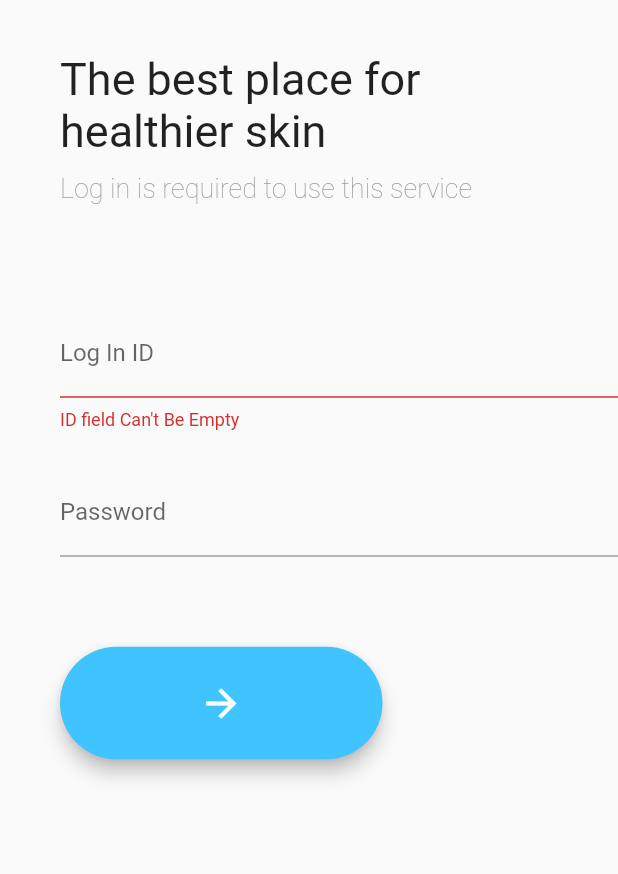
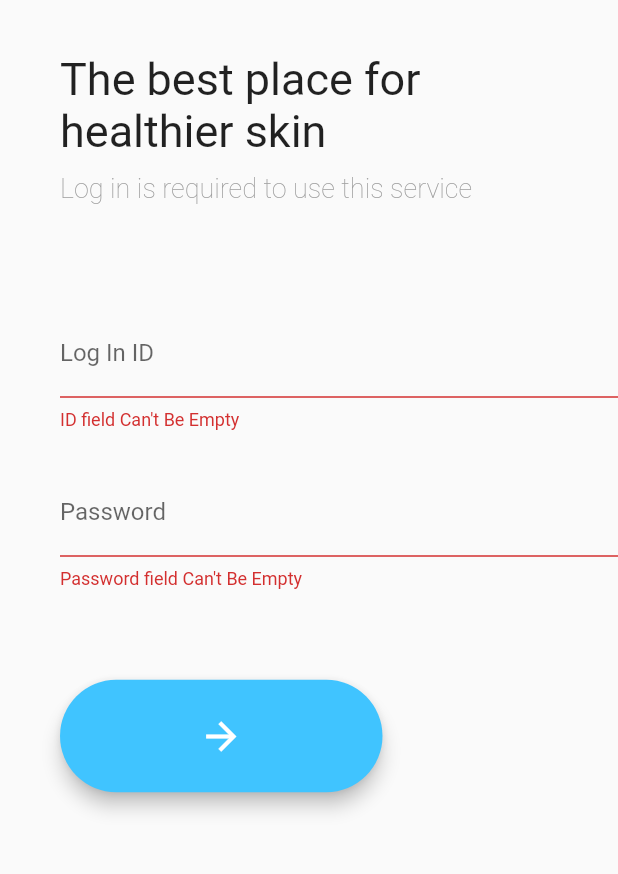
Before and after one commit to TungPhanThanh/flutter_gpskin, a Flutter app: the screen it shows after launch, after a tap on the "arrow forward" icon, on a phone screen of 412 x 824 dp, the part 221-1095 px from its top. Run offline on Flutter 3.47's test engine with Material 2 defaults, Android fonts, the phone set to English and light mode, and no system bars; our stand-ins replace flutter_blue; Roboto replaces fonts that are missing (NanumBarunGothic).

Commit message:
button click function

```diff
--- a/lib/core/services/api.dart
+++ b/lib/core/services/api.dart
@@ -5,7 +5,7 @@ import 'package:http/http.dart' as http;
 
 /// The service responsible for networking requests
 class Api {
-  static const endpoint = '';
+  static const endpoint = 'http://gpskin-as-test.us-west-2.elasticbeanstalk.com/';
 
   var client = new http.Client();
 
--- a/lib/ui/screens/login.dart
+++ b/lib/ui/screens/login.dart
@@ -1,5 +1,6 @@
 import 'package:flutter/material.dart';
 import 'package:flutter_gpskin/core/services/api.dart';
+import 'package:flutter_gpskin/ui/screens/home.dart';
 
 class LoginScreen extends StatefulWidget {
   @override
@@ -10,9 +11,8 @@ class LoginScreenState extends State<LoginScreen> {
   final Api _api = new Api();
   TextEditingController _userIdController = new TextEditingController();
   TextEditingController _passwordController = new TextEditingController();
-  bool _loginState = false;
-  bool _validateId = false;
-  bool _validatePassword = false;
+  final GlobalKey<ScaffoldState> _scaffoldKey = new GlobalKey<ScaffoldState>();
+  final _formKey = new GlobalKey<FormState>();
 
   @override
   void dispose() {
@@ -23,10 +23,18 @@ class LoginScreenState extends State<LoginScreen> {
 
   @override
   Widget build(BuildContext context) {
-    return Scaffold(
-      body: SingleChildScrollView(
+    return Form(
+      key: _formKey,
+      child: Scaffold(
+        body: NotificationListener<OverscrollIndicatorNotification>(
+          // ignore: missing_return
+          onNotification: (overscroll) {
+            overscroll.disallowGlow();
+          },
+          child: SingleChildScrollView(
             child: Column(
               crossAxisAlignment: CrossAxisAlignment.start,
+              mainAxisAlignment: MainAxisAlignment.start,
               children: <Widget>[
                 const SizedBox(height: 100.0),
                 Padding(
@@ -46,14 +54,16 @@ class LoginScreenState extends State<LoginScreen> {
                   padding: const EdgeInsets.only(left: 40.0),
                   child: new Text(
                     "The best place for",
-                style: TextStyle(fontSize: 30.0, fontWeight: FontWeight.w400),
+                    style:
+                        TextStyle(fontSize: 30.0, fontWeight: FontWeight.w400),
                   ),
                 ),
                 Padding(
                   padding: const EdgeInsets.only(left: 40.0),
                   child: new Text(
                     "healthier skin",
-                style: TextStyle(fontSize: 30.0, fontWeight: FontWeight.w400),
+                    style:
+                        TextStyle(fontSize: 30.0, fontWeight: FontWeight.w400),
                   ),
                 ),
                 const SizedBox(height: 10.0),
@@ -72,12 +82,17 @@ class LoginScreenState extends State<LoginScreen> {
                 ),
                 Padding(
                   padding: const EdgeInsets.only(left: 40.0),
-              child: TextField(
+                  child: TextFormField(
+                    validator: (value) {
+                      if (value.isEmpty) {
+                        return 'ID field Can\'t Be Empty';
+                      }
+                      return null;
+                    },
                     controller: _userIdController,
                     decoration: InputDecoration(
                       labelText: "Log In ID",
                       hasFloatingPlaceholder: true,
-                  errorText: _validateId ? 'ID field Can\'t Be Empty' : null,
                     ),
                   ),
                 ),
@@ -86,13 +101,18 @@ class LoginScreenState extends State<LoginScreen> {
                 ),
                 Padding(
                   padding: const EdgeInsets.only(left: 40.0),
-              child: TextField(
+                  child: TextFormField(
+                    validator: (value) {
+                      if (value.isEmpty) {
+                        return 'Password field Can\'t Be Empty';
+                      }
+                      return null;
+                    },
                     obscureText: true,
                     controller: _passwordController,
                     decoration: InputDecoration(
                       labelText: "Password",
                       hasFloatingPlaceholder: true,
-                  errorText: _validatePassword ? 'Password field Can\'t Be Empty' : null,
                     ),
                   ),
                 ),
@@ -103,7 +123,7 @@ class LoginScreenState extends State<LoginScreen> {
                     padding: const EdgeInsets.only(left: 40.0),
                     alignment: Alignment.centerRight,
                     child: Visibility(
-                  visible: _loginState,
+                      visible: false,
                       child: Text(
                         "There is no account matching the information you entered. Please check again",
                         style: TextStyle(
@@ -123,18 +143,44 @@ class LoginScreenState extends State<LoginScreen> {
                       borderRadius: BorderRadius.circular(40.0),
                     ),
                     onPressed: () {
-                  setState(() {
-                    if(_userIdController.text.isEmpty == false){
-                      _validateId = false;
-                      if(_passwordController.text.isEmpty == false){
-                        _validatePassword = false;
-                        _api.loginUser(_userIdController.text, _passwordController.text).then((value) {
-                          value == 200 ? _loginState = false : _loginState = true;
+                      if (_formKey.currentState.validate()) {
+                        showDialog(
+                            context: context,
+                            builder: (BuildContext context) {
+                              return Center(
+                                child: CircularProgressIndicator(),
+                              );
                             });
-                      } else _validatePassword = true;
-                    } else _validateId = true;
-//                    _text.text.isEmpty ? _validate = true : _validate = false;
-                  });
+                        _api.loginUser(_userIdController.text, _passwordController.text)
+                            .then((value) {
+                          if (value == 200) {
+                            Navigator.pushAndRemoveUntil(
+                              context,
+                              MaterialPageRoute(builder: (context) => HomePage()),
+                                  (Route<dynamic> route) => false,
+                            );
+                          } else
+                            Navigator.pop(context);
+                        }).catchError((e) => null);
+                      }
+//                  setState(() {
+//                    if(_userIdController.text.isEmpty == false){
+//                      _validateId = false;
+//                      if(_passwordController.text.isEmpty == false){
+//                        _validatePassword = false;
+//                        showDialog(
+//                            context: context,
+//                            builder: (BuildContext context) {
+//                              return Center(child: CircularProgressIndicator(),);
+//                            });
+//                        _api.loginUser(_userIdController.text, _passwordController.text).then((value) {
+//                          value == 200 ? _loginState = false : _loginState = true;
+//                          Navigator.pop(context);
+//                        });
+//                      } else _validatePassword = true;
+//                    } else _validateId = true;
+////                    _text.text.isEmpty ? _validate = true : _validate = false;
+//                  });
                     },
                     child: Center(
                       child: Icon(
@@ -148,6 +194,8 @@ class LoginScreenState extends State<LoginScreen> {
               ],
             ),
           ),
+        ),
+      ),
     );
   }
 }
--- a/pubspec.yaml
+++ b/pubspec.yaml
@@ -27,6 +27,7 @@ dependencies:
   flutter_blue: ^0.6.3+1
   font_awesome_flutter: ^8.8.1
   http: ^0.12.1
+  validate: ^1.7.0
 
 dev_dependencies:
   flutter_test:
```
Also changed, not shown: lib/ui/screens/home.dart (added, +17 -0 lines), pubspec.lock. Lines whose indentation alone changed are shown as unchanged.
